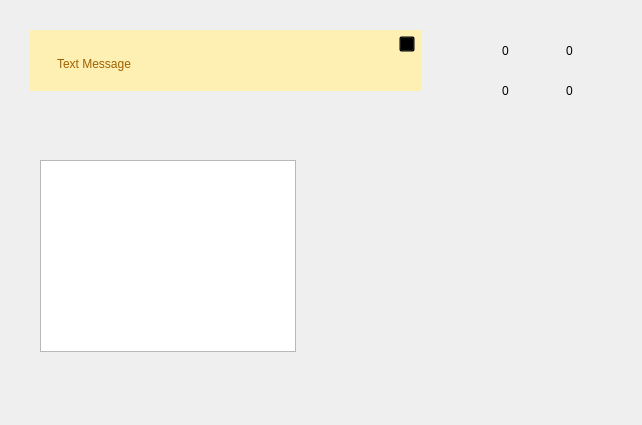
Before: the Qt Designer form ui/message.ui in frankyiu/fyp_ANNBuilder, drawn with Qt 5.
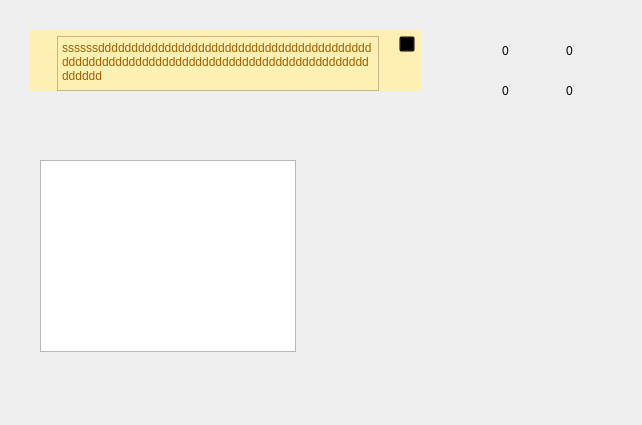
After: the same form once the commit is applied. Icons and pictures are not drawn.

Commit message: delete no use resource photo, change Message ui for longer text

The edit to the form file:
```diff
--- a/ui/message.ui
+++ b/ui/message.ui
@@ -68,15 +68,36 @@
      </widget>
     </item>
     <item>
-     <widget class="QLabel" name="text_2">
-      <property name="sizePolicy">
-       <sizepolicy hsizetype="Expanding" vsizetype="Preferred">
-        <horstretch>0</horstretch>
-        <verstretch>0</verstretch>
-       </sizepolicy>
+     <widget class="QTextBrowser" name="textBrowser">
+      <property name="styleSheet">
+       <string notr="true">
+
+QScrollBar:vertical {
+width: 15px;
+margin: 0;
+}
+QScrollBar::handle:vertical {
+background: #5b5b5b;
+}
+
+QScrollBar::add-line:vertical {
+height: 0px;
+}
+
+QScrollBar::sub-line:vertical {
+height: 0px;
+}
+
+QScrollBar::add-page:vertical, QScrollBar::sub-page:vertical {
+height: 0px;
+}</string>
       </property>
-      <property name="text">
-       <string>Text Message</string>
+      <property name="html">
+       <string>&lt;!DOCTYPE HTML PUBLIC &quot;-//W3C//DTD HTML 4.0//EN&quot; &quot;http://www.w3.org/TR/REC-html40/strict.dtd&quot;&gt;
+&lt;html&gt;&lt;head&gt;&lt;meta name=&quot;qrichtext&quot; content=&quot;1&quot; /&gt;&lt;style type=&quot;text/css&quot;&gt;
+p, li { white-space: pre-wrap; }
+&lt;/style&gt;&lt;/head&gt;&lt;body style=&quot; font-family:'PMingLiU'; font-size:9pt; font-weight:400; font-style:normal;&quot;&gt;
+&lt;p style=&quot; margin-top:0px; margin-bottom:0px; margin-left:0px; margin-right:0px; -qt-block-indent:0; text-indent:0px;&quot;&gt;ssssssddddddddddddddddddddddddddddddddddddddddddddddddddddddddddddddddddddddddddddddddddddddddddddd&lt;/p&gt;&lt;/body&gt;&lt;/html&gt;</string>
       </property>
      </widget>
     </item>
```
The commit also changes 51 other files.
